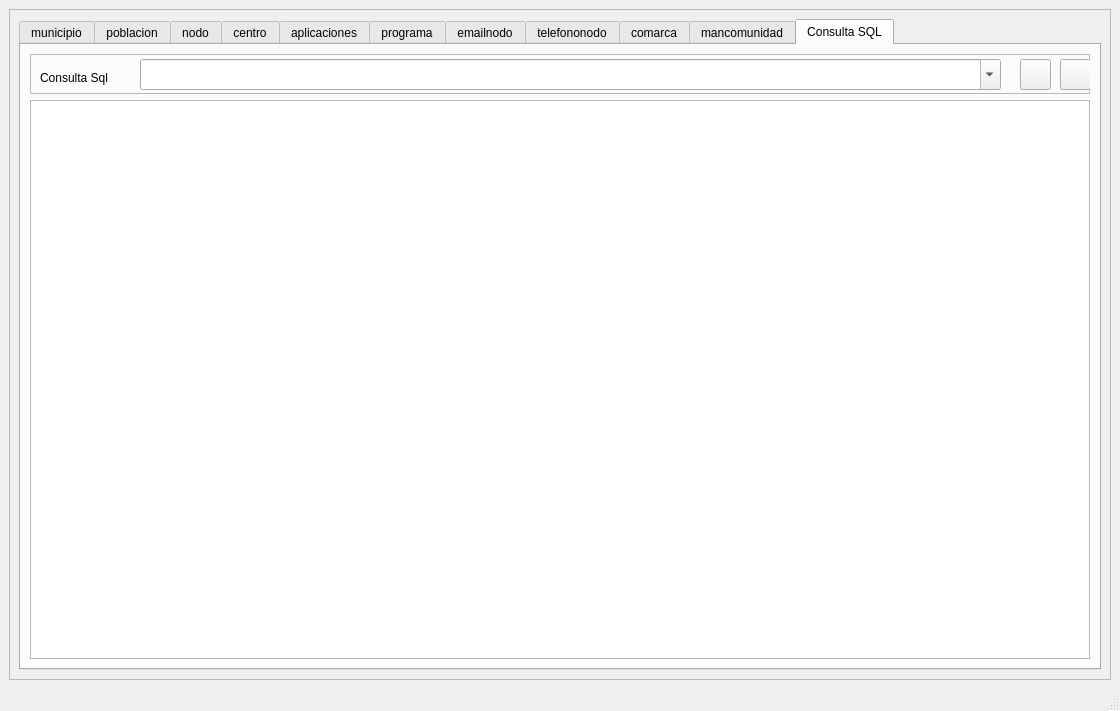
This is basedatos/basedatos.ui in grxdipgra/GrxMenu as Qt 5 draws it before an edit. The edited form follows.
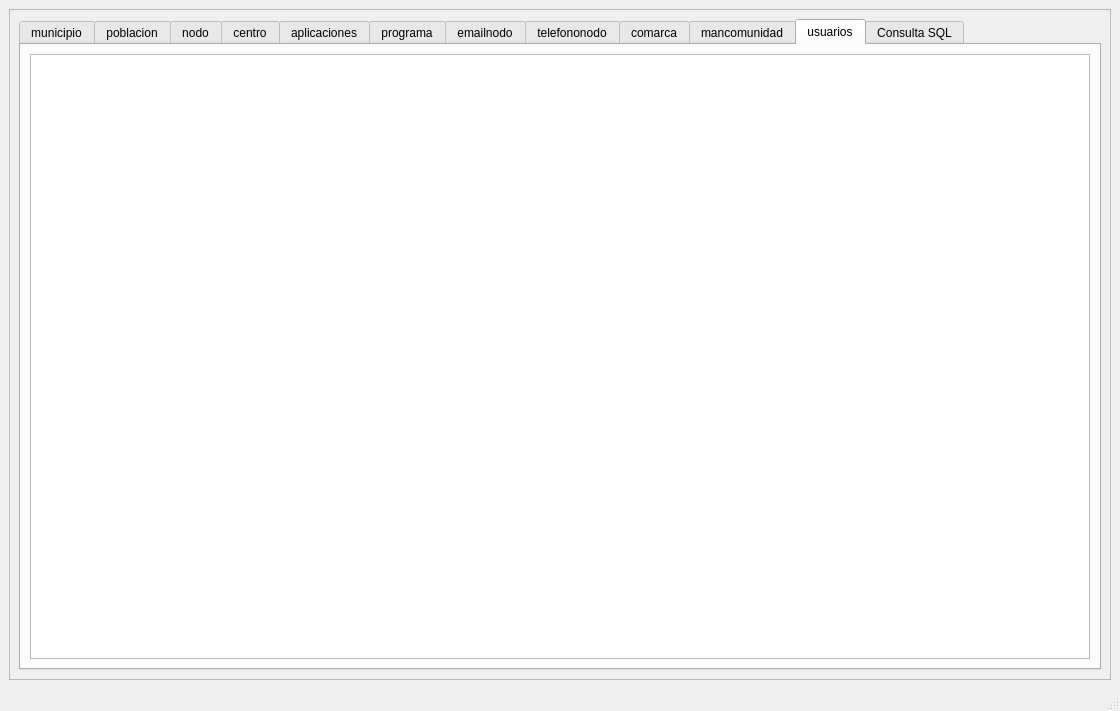
This is the edited form. Icons and pictures are not drawn.

```diff
--- a/basedatos/basedatos.ui
+++ b/basedatos/basedatos.ui
@@ -142,6 +142,16 @@
             </item>
            </layout>
           </widget>
+          <widget class="QWidget" name="usuarios">
+           <attribute name="title">
+            <string>usuarios</string>
+           </attribute>
+           <layout class="QGridLayout" name="gridLayout_14">
+            <item row="0" column="0">
+             <widget class="QTableView" name="tableView_usuarios"/>
+            </item>
+           </layout>
+          </widget>
           <widget class="QWidget" name="Consulta">
            <attribute name="title">
             <string>Consulta SQL</string>
```
Left out of the diff: 2 changed lines with no effect on the pictures.
